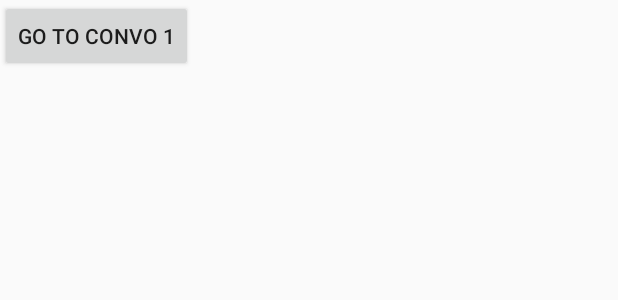
After one commit to audaniel9/Chatter, an Android app: the layout activity_convo_list.xml on its own in the app's theme, with its tools: preview values and no code run, on a phone screen of 412 x 824 dp. The commit adds this screen. Shown: the top 300 px of the screen. Run offline under Robolectric (Android 15) with nearby library versions, the phone set to English and light mode, and no system bars.

Commit message:
convert listview to recyclerview

```diff
--- a/app/src/main/AndroidManifest.xml
+++ b/app/src/main/AndroidManifest.xml
@@ -19,6 +19,7 @@
                 <category android:name="android.intent.category.LAUNCHER" />
             </intent-filter>
         </activity>
+        <activity android:name=".ConvoListActivity"></activity>
     </application>
 
 </manifest>
--- a/app/src/main/java/com/daniel/chat/chatter/MessageActivity.java
+++ b/app/src/main/java/com/daniel/chat/chatter/Messages.java
@@ -2,18 +2,18 @@ package com.daniel.chat.chatter;
 
 import java.util.Date;
 
-public class MessageActivity {
+public class Messages {
     private String message;
     private String user;
     private long time;
 
-    public MessageActivity(String message, String user) {
+    public Messages(String message, String user) {
         this.message = message;
         this.user = user;
         time = new Date().getTime();
     }
 
-    public MessageActivity() {
+    public Messages() {
     }
 
     public String getMessage() {
--- /dev/null
+++ b/app/src/main/res/layout/activity_convo_list.xml
@@ -0,0 +1,15 @@
+<?xml version="1.0" encoding="utf-8"?>
+<RelativeLayout xmlns:android="http://schemas.android.com/apk/res/android"
+    xmlns:app="http://schemas.android.com/apk/res-auto"
+    xmlns:tools="http://schemas.android.com/tools"
+    android:layout_width="match_parent"
+    android:layout_height="match_parent"
+    tools:context=".ConvoListActivity">
+
+    <Button
+        android:id="@+id/convo1"
+        android:layout_width="wrap_content"
+        android:layout_height="wrap_content"
+        android:text="Go to Convo 1"/>
+
+</RelativeLayout>
--- a/app/src/main/res/layout/activity_main.xml
+++ b/app/src/main/res/layout/activity_main.xml
@@ -5,7 +5,6 @@
     android:id="@+id/activity_main"
     android:layout_width="match_parent"
     android:layout_height="match_parent"
-    android:padding="16dp"
     tools:context=".MainActivity">
 
     <android.support.design.widget.FloatingActionButton
@@ -34,7 +33,7 @@
             android:hint="Message..."/>
     </android.support.design.widget.TextInputLayout>
 
-    <ListView
+    <android.support.v7.widget.RecyclerView
         android:id="@+id/messageList"
         android:layout_width="match_parent"
         android:layout_height="match_parent"
@@ -44,6 +43,6 @@
         android:layout_marginBottom="16dp"
         android:dividerHeight="24dp"
         android:divider="@color/fui_transparent">
-    </ListView>
+    </android.support.v7.widget.RecyclerView>
 
 </RelativeLayout>
--- a/app/src/main/res/layout/message_item.xml
+++ b/app/src/main/res/layout/message_item.xml
@@ -1,8 +1,9 @@
 <?xml version="1.0" encoding="utf-8"?>
 <RelativeLayout xmlns:android="http://schemas.android.com/apk/res/android"
     android:layout_width="match_parent"
-    android:layout_height="match_parent"
+    android:layout_height="wrap_content"
     android:padding="12dp"
+    android:layout_margin="12dp"
     android:background="@drawable/chat_bubble_background">
 
     <TextView
```
Also changed, not shown: app/src/main/java/com/daniel/chat/chatter/ConvoListActivity.java (added, +17 -0 lines), app/src/main/java/com/daniel/chat/chatter/MainActivity.java (+29 -27 lines), app/src/main/java/com/daniel/chat/chatter/MessagesViewHolder.java (added, +16 -0 lines).
